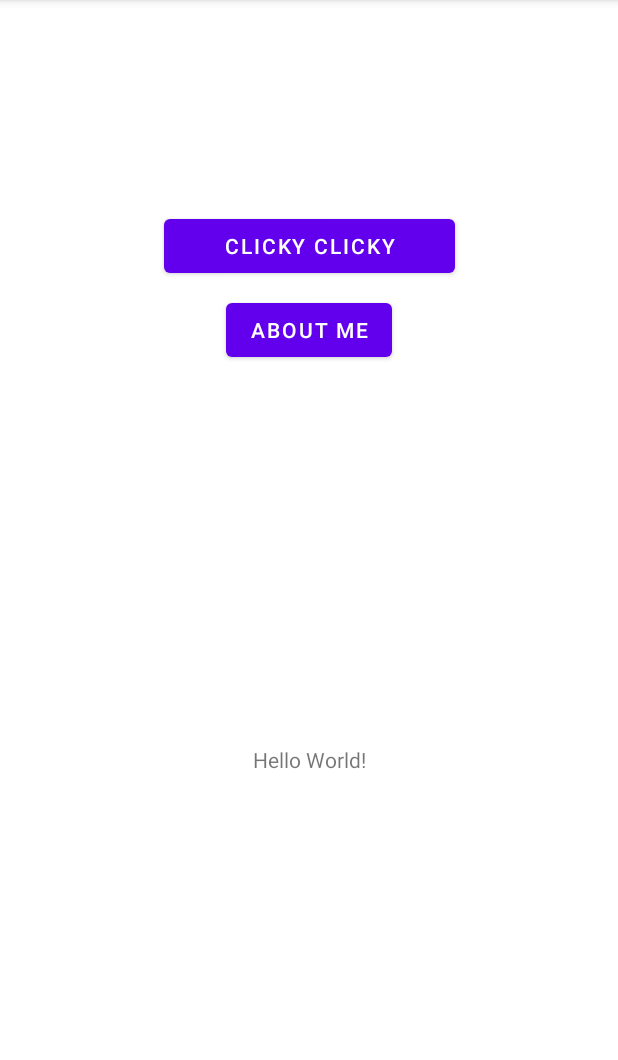
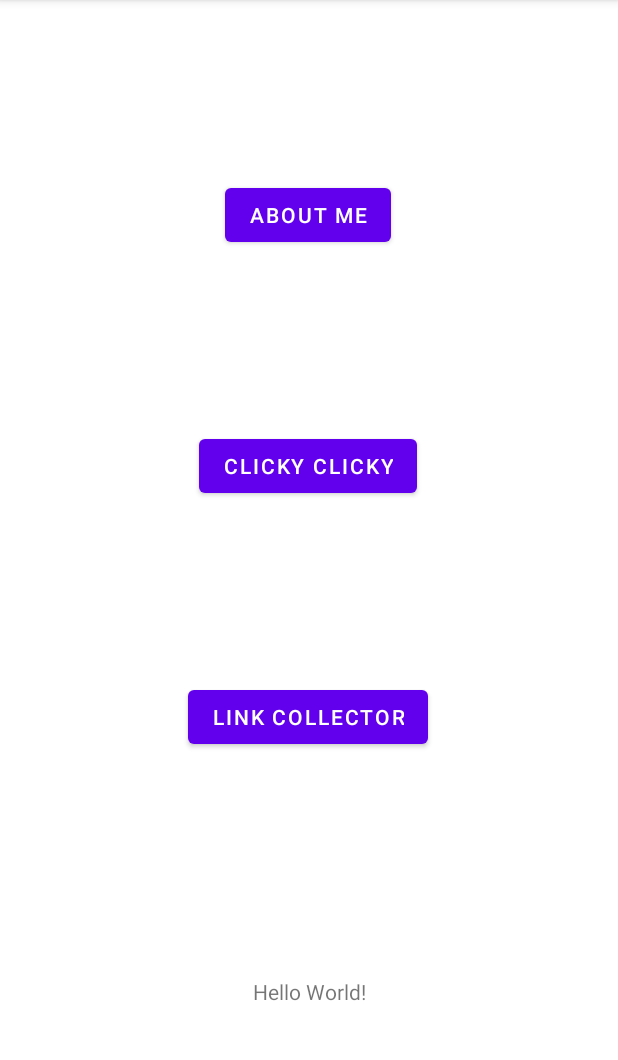
Before and after one commit to siyuh3/NUMAD22Sp_SiyuHou, an Android app: the screen it shows after launch (MainActivity), on a phone screen of 412 x 824 dp, the part 84-1144 px from its top. Run offline under Robolectric (Android 15) with nearby library versions, the phone set to English and light mode, and no system bars.

Commit message:
add new button and basic layout

```diff
--- a/app/src/main/AndroidManifest.xml
+++ b/app/src/main/AndroidManifest.xml
@@ -9,6 +9,9 @@
         android:roundIcon="@mipmap/ic_launcher_sh_round"
         android:supportsRtl="true"
         android:theme="@style/Theme.NUMAD22Sp_SiyuHou">
+        <activity
+            android:name=".MainActivity3"
+            android:exported="false" />
         <activity
             android:name=".MainActivity2"
             android:exported="false" />
--- a/app/src/main/java/com/example/numad22sp_siyuhou/MainActivity.java
+++ b/app/src/main/java/com/example/numad22sp_siyuhou/MainActivity.java
@@ -24,10 +24,18 @@ public class MainActivity extends AppCompatActivity {
         setContentView(R.layout.activity_main);
 
         Button button = (Button) findViewById(R.id.button2);
+        Button buttonLink = (Button) findViewById(R.id.button3);
         button.setOnClickListener(new View.OnClickListener() {
             @Override
             public void onClick(View view) {
                 openActivity2();
+            }
+        });
+
+        buttonLink.setOnClickListener(new View.OnClickListener() {
+            @Override
+            public void onClick(View view) {
+                openActivity3();
             }
         });
     }
@@ -36,4 +44,8 @@ public class MainActivity extends AppCompatActivity {
         Intent intent = new Intent(this, MainActivity2.class);
         startActivity(intent);
     }
+    public void openActivity3(){
+        Intent intent = new Intent(this, MainActivity3.class);
+        startActivity(intent);
+    }
 }
--- a/app/src/main/res/layout/activity_main.xml
+++ b/app/src/main/res/layout/activity_main.xml
@@ -12,35 +12,49 @@
         android:layout_height="wrap_content"
         android:text="Hello World!"
         app:layout_constraintBottom_toBottomOf="parent"
+        app:layout_constraintEnd_toEndOf="parent"
         app:layout_constraintLeft_toLeftOf="parent"
         app:layout_constraintRight_toRightOf="parent"
-        app:layout_constraintTop_toBottomOf="@+id/button" />
+        app:layout_constraintStart_toStartOf="parent"
+        app:layout_constraintTop_toBottomOf="@+id/button"
+        app:layout_constraintVertical_bias="0.833" />
 
     <Button
         android:id="@+id/button"
         android:layout_width="wrap_content"
         android:layout_height="wrap_content"
-        android:layout_marginStart="148dp"
-        android:layout_marginTop="196dp"
-        android:layout_marginEnd="148dp"
         android:onClick="displayToastMsg"
         android:text="@string/about_me"
+        app:layout_constraintBottom_toTopOf="@+id/button2"
         app:layout_constraintEnd_toEndOf="parent"
+        app:layout_constraintHorizontal_bias="0.498"
         app:layout_constraintStart_toStartOf="parent"
-        app:layout_constraintTop_toTopOf="parent" />
+        app:layout_constraintTop_toTopOf="parent"
+        tools:layout_constraintTop_toBottomOf="parent" />
 
     <Button
         android:id="@+id/button2"
-        android:layout_width="194dp"
-        android:layout_height="48dp"
-        android:layout_marginStart="8dp"
-        android:layout_marginEnd="8dp"
-        android:layout_marginBottom="8dp"
+        android:layout_width="wrap_content"
+        android:layout_height="wrap_content"
         android:text="@string/clicky_clicky"
-        app:layout_constraintBottom_toTopOf="@+id/button"
+        app:layout_constraintBottom_toTopOf="@id/button3"
         app:layout_constraintEnd_toEndOf="parent"
-        app:layout_constraintHorizontal_bias="0.5"
-        app:layout_constraintStart_toStartOf="parent" />
+        app:layout_constraintHorizontal_bias="0.498"
+        app:layout_constraintStart_toStartOf="parent"
+        app:layout_constraintTop_toBottomOf="@+id/button"
+        tools:layout_constraintTop_toBottomOf="@id/button" />
+
+    <Button
+        android:id="@+id/button3"
+        android:layout_width="wrap_content"
+        android:layout_height="wrap_content"
+        android:layout_marginBottom="50dp"
+        android:text="@string/link_collector"
+        app:layout_constraintBottom_toBottomOf="@id/textView"
+        app:layout_constraintEnd_toEndOf="@id/textView"
+        app:layout_constraintHorizontal_bias="0.517"
+        app:layout_constraintStart_toStartOf="@id/textView"
+        app:layout_constraintTop_toBottomOf="@+id/button2" />
 
 
 </androidx.constraintlayout.widget.ConstraintLayout>
--- a/app/src/main/res/values/strings.xml
+++ b/app/src/main/res/values/strings.xml
@@ -15,4 +15,9 @@
     <string name="e">E</string>
     <string name="f">F</string>
     <string name="pressed">preessed: -</string>
+    <string name="link_collector">Link Collector</string>
+    <string name="button_add">+</string>
+    <string name="todo">TODO</string>
+    <string name="url_name">url_name</string>
+    <string name="url">url</string>
 </resources>
```
Also changed, not shown: app/src/main/java/com/example/numad22sp_siyuhou/ItemCard.java (added, +19 -0 lines), app/src/main/java/com/example/numad22sp_siyuhou/ItemClickListener.java (added, +7 -0 lines), app/src/main/java/com/example/numad22sp_siyuhou/MainActivity3.java (added, +16 -0 lines), app/src/main/java/com/example/numad22sp_siyuhou/ViewAdapter.java (added, +44 -0 lines), app/src/main/java/com/example/numad22sp_siyuhou/ViewHolder.java (added, +32 -0 lines), app/src/main/res/drawable/ic_add.xml (added, +10 -0 lines), app/src/main/res/layout/activity_main3.xml (added, +34 -0 lines), app/src/main/res/layout/item_card.xml (added, +32 -0 lines), 2 other files.
